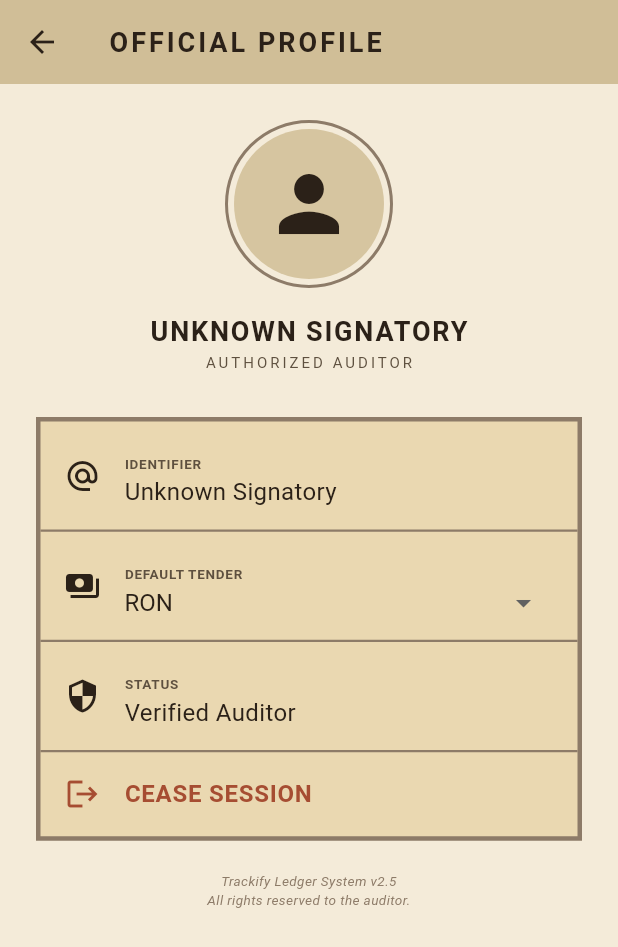
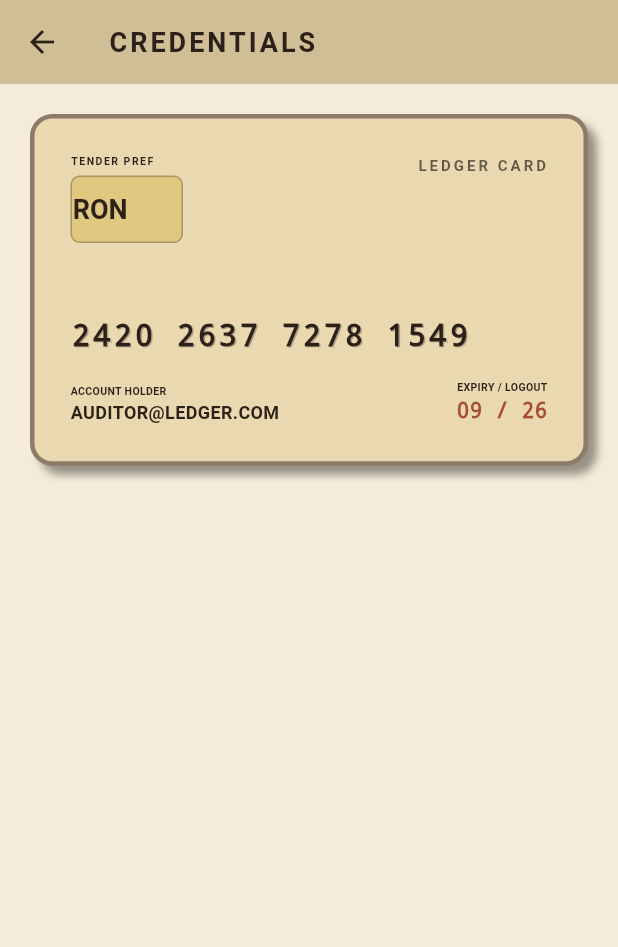
Before and after one commit to l00tus/trackify, a Flutter app: the ProfileScreen screen opened directly, on a phone screen of 412 x 824 dp. Shown: the top 947 px of the screen. Run offline on Flutter 3.47's test engine with Material 3 defaults, Android fonts, the phone set to English and light mode, and no system bars; our stand-ins replace audioplayers, dio, equatable, fl_chart, flutter_bloc, image_picker; Roboto replaces fonts that are missing (Georgia).

Commit message:
beautiful credit card profile

```diff
--- a/mobile/lib/ui/screens/profile_screen.dart
+++ b/mobile/lib/ui/screens/profile_screen.dart
@@ -1,3 +1,4 @@
+import 'dart:math';
 import 'package:flutter/material.dart';
 import 'package:flutter_bloc/flutter_bloc.dart';
 import '../../data/expense_api_service.dart';
@@ -11,69 +12,76 @@ class ProfileScreen extends StatelessWidget {
     "DEM", "GRD", "ITL", "FRF", "ESP", "ATS"
   ];
 
+  String _generateRandomCardNumber() {
+    final random = Random();
+    String card = "";
+    for (int i = 0; i < 4; i++) {
+      card += (1000 + random.nextInt(9000)).toString();
+      if (i < 3) card += " ";
+    }
+    return card;
+  }
+
   @override
   Widget build(BuildContext context) {
     const vintageInk = Color(0xFF2B2118);
-    const vintageBorder = BorderSide(color: Color(0xFF8D7B68), width: 1.5);
+    const goldLeaf = Color(0xFFD4AF37);
 
     final apiService = context.read<ExpenseApiService>();
-    final String userEmail = apiService.userEmail ?? "Unknown Signatory";
+    final String userEmail = apiService.userEmail ?? "AUDITOR@LEDGER.COM";
+    final String cardNumber = _generateRandomCardNumber();
 
     return Scaffold(
-      appBar: AppBar(title: const Text("OFFICIAL PROFILE")),
+      appBar: AppBar(title: const Text("CREDENTIALS")),
       body: SingleChildScrollView(
+        child: Padding(
+          padding: const EdgeInsets.all(20.0),
+          child: Center(
+            child: ConstrainedBox(
+              constraints: const BoxConstraints(maxWidth: 450),
+              child: AspectRatio(
+                aspectRatio: 1.586,
+                child: Container(
+                  decoration: BoxDecoration(
+                    color: const Color(0xFFEAD8B1),
+                    borderRadius: BorderRadius.circular(15),
+                    border: Border.all(color: const Color(0xFF8D7B68), width: 3),
+                    boxShadow: const [
+                      BoxShadow(color: Colors.black38, offset: Offset(6, 6), blurRadius: 4),
+                    ],
+                  ),
                   padding: const EdgeInsets.all(24),
                   child: Column(
+                    crossAxisAlignment: CrossAxisAlignment.start,
                     children: [
-            Center(
-              child: Container(
-                padding: const EdgeInsets.all(4),
+                      Row(
+                        mainAxisAlignment: MainAxisAlignment.spaceBetween,
+                        crossAxisAlignment: CrossAxisAlignment.start,
+                        children: [
+                          // New Top-Left Currency Preference Module
+                          Column(
+                            crossAxisAlignment: CrossAxisAlignment.start,
+                            children: [
+                              const Text("TENDER PREF", style: TextStyle(fontSize: 7, fontWeight: FontWeight.bold, letterSpacing: 1)),
+                              const SizedBox(height: 4),
+                              Container(
+                                width: 75,
+                                height: 45,
                                 decoration: BoxDecoration(
-                  border: Border.all(color: const Color(0xFF8D7B68), width: 2),
-                  shape: BoxShape.circle,
+                                  color: goldLeaf.withOpacity(0.4),
+                                  borderRadius: BorderRadius.circular(6),
+                                  border: Border.all(color: vintageInk.withOpacity(0.3)),
                                 ),
-                child: const CircleAvatar(
-                  radius: 50,
-                  backgroundColor: Color(0xFFD6C5A0),
-                  child: Icon(Icons.person, size: 60, color: vintageInk),
-                ),
-              ),
-            ),
-            const SizedBox(height: 16),
-            Text(
-              userEmail.toUpperCase(),
-              style: const TextStyle(
-                fontFamily: 'Georgia',
-                fontSize: 18,
-                fontWeight: FontWeight.bold,
-                color: vintageInk,
-                letterSpacing: 1.2,
-              ),
-            ),
-            const Text("AUTHORIZED AUDITOR", style: TextStyle(fontSize: 10, color: Color(0xFF5E503F), letterSpacing: 2)),
-            const SizedBox(height: 30),
-            Container(
-              decoration: BoxDecoration(
-                color: const Color(0xFFEAD8B1),
-                border: Border.all(color: const Color(0xFF8D7B68), width: 3),
-              ),
-              child: Column(
-                children: [
-                  _buildProfileItem(Icons.alternate_email, "IDENTIFIER", userEmail, vintageBorder),
-                  BlocBuilder<ExpenseBloc, ExpenseState>(
+                                child: BlocBuilder<ExpenseBloc, ExpenseState>(
                                   builder: (context, state) {
                                     String currentDefault = (state is ExpenseLoaded) ? state.defaultCurrency : "RON";
-                      return Container(
-                        decoration: const BoxDecoration(border: Border(bottom: vintageBorder)),
-                        child: ListTile(
-                          leading: const Icon(Icons.payments, color: vintageInk),
-                          title: const Text("DEFAULT TENDER", style: TextStyle(fontSize: 9, fontWeight: FontWeight.bold, color: Color(0xFF5E503F))),
-                          subtitle: DropdownButtonHideUnderline(
+                                    return DropdownButtonHideUnderline(
                                       child: DropdownButton<String>(
                                         value: currentDefault,
-                              isDense: true,
+                                        alignment: Alignment.center,
                                         dropdownColor: const Color(0xFFF4EBD9),
-                              style: const TextStyle(fontFamily: 'Georgia', fontSize: 16, color: vintageInk),
+                                        icon: const SizedBox.shrink(), // Hide icon for cleaner "chip" look
+                                        style: const TextStyle(fontFamily: 'Georgia', fontSize: 18, fontWeight: FontWeight.bold, color: vintageInk),
                                         items: _supportedCurrencies.map((c) => DropdownMenuItem(value: c, child: Text(c))).toList(),
                                         onChanged: (val) {
                                           if (val != null) {
@@ -81,45 +89,79 @@ class ProfileScreen extends StatelessWidget {
                                           }
                                         },
                                       ),
-                          ),
-                        ),
                                     );
                                   },
                                 ),
-                  _buildProfileItem(Icons.security, "STATUS", "Verified Auditor", vintageBorder),
-                  ListTile(
-                    leading: const Icon(Icons.logout, color: Color(0xFFA64D32)),
-                    title: const Text("CEASE SESSION", style: TextStyle(color: Color(0xFFA64D32), fontWeight: FontWeight.bold)),
+                              ),
+                            ],
+                          ),
+                          Text(
+                            "LEDGER CARD",
+                            style: TextStyle(
+                              fontFamily: 'Georgia',
+                              fontWeight: FontWeight.bold,
+                              color: vintageInk.withOpacity(0.7),
+                              letterSpacing: 2,
+                              fontSize: 10,
+                            ),
+                          ),
+                        ],
+                      ),
+                      const Spacer(),
+                      Text(
+                        cardNumber,
+                        style: const TextStyle(
+                          fontFamily: 'Courier',
+                          fontSize: 20,
+                          fontWeight: FontWeight.bold,
+                          letterSpacing: 2,
+                          color: vintageInk,
+                          shadows: [Shadow(color: Colors.black26, offset: Offset(1, 1))],
+                        ),
+                      ),
+                      const SizedBox(height: 15),
+                      Row(
+                        mainAxisAlignment: MainAxisAlignment.spaceBetween,
+                        crossAxisAlignment: CrossAxisAlignment.end,
+                        children: [
+                          Expanded(
+                            child: Column(
+                              crossAxisAlignment: CrossAxisAlignment.start,
+                              children: [
+                                const Text("ACCOUNT HOLDER", style: TextStyle(fontSize: 7, fontWeight: FontWeight.bold)),
+                                Text(
+                                  userEmail.toUpperCase(),
+                                  overflow: TextOverflow.ellipsis,
+                                  style: const TextStyle(fontFamily: 'Georgia', fontSize: 12, fontWeight: FontWeight.bold),
+                                ),
+                              ],
+                            ),
+                          ),
+                          InkWell(
                             onTap: () {
                               apiService.userId = null;
                               apiService.userEmail = null;
                               apiService.token = null;
                               Navigator.pushReplacementNamed(context, '/login');
                             },
+                            child: Column(
+                              crossAxisAlignment: CrossAxisAlignment.end,
+                              children: [
+                                const Text("EXPIRY / LOGOUT", style: TextStyle(fontSize: 7, fontWeight: FontWeight.bold)),
+                                const Text("09 / 26", style: TextStyle(fontFamily: 'Courier', fontSize: 14, fontWeight: FontWeight.bold, color: Color(0xFFA64D32))),
+                              ],
+                            ),
+                          ),
+                        ],
                       ),
                     ],
                   ),
                 ),
-            const SizedBox(height: 20),
-            const Text(
-              "Trackify Ledger System v2.5\nAll rights reserved to the auditor.",
-              textAlign: TextAlign.center,
-              style: TextStyle(fontSize: 9, fontStyle: FontStyle.italic, color: Color(0xFF8D7B68)),
               ),
-          ],
+            ),
+          ),
         ),
       ),
     );
   }
-
-  Widget _buildProfileItem(IconData icon, String label, String value, BorderSide border) {
-    return Container(
-      decoration: BoxDecoration(border: Border(bottom: border)),
-      child: ListTile(
-        leading: Icon(icon, color: const Color(0xFF2B2118)),
-        title: Text(label, style: const TextStyle(fontSize: 9, fontWeight: FontWeight.bold, color: Color(0xFF5E503F))),
-        subtitle: Text(value, style: const TextStyle(fontFamily: 'Georgia', fontSize: 16, color: Color(0xFF2B2118))),
-      ),
-    );
 }
-}
```
Lines whose indentation alone changed are shown as unchanged.
